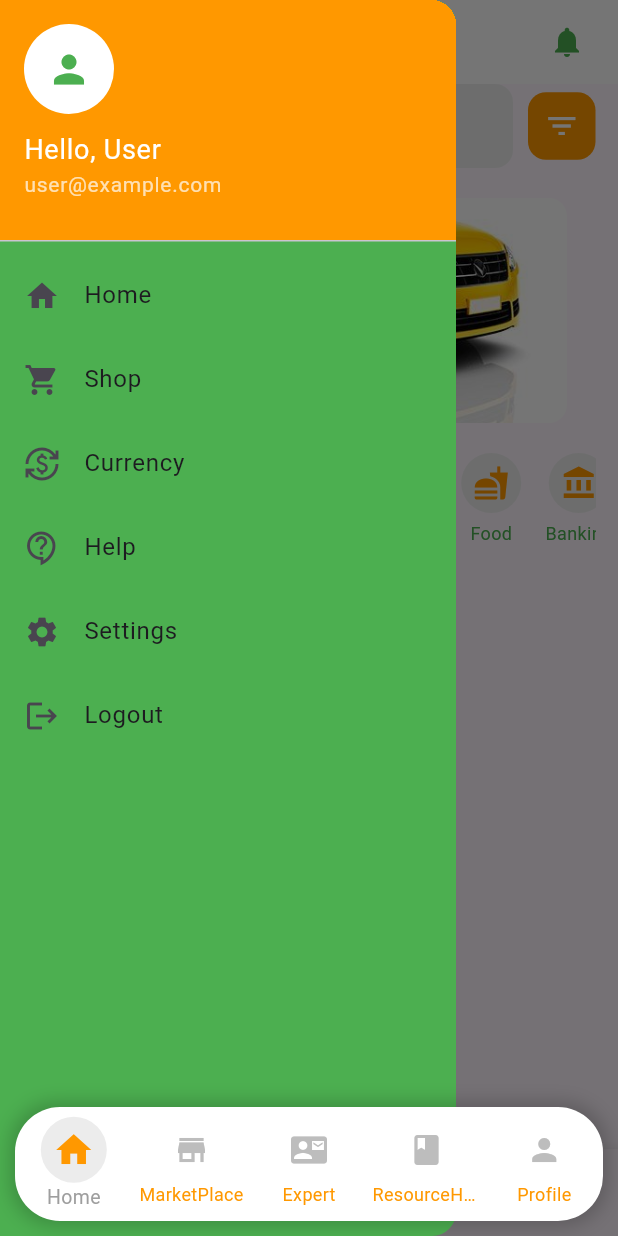
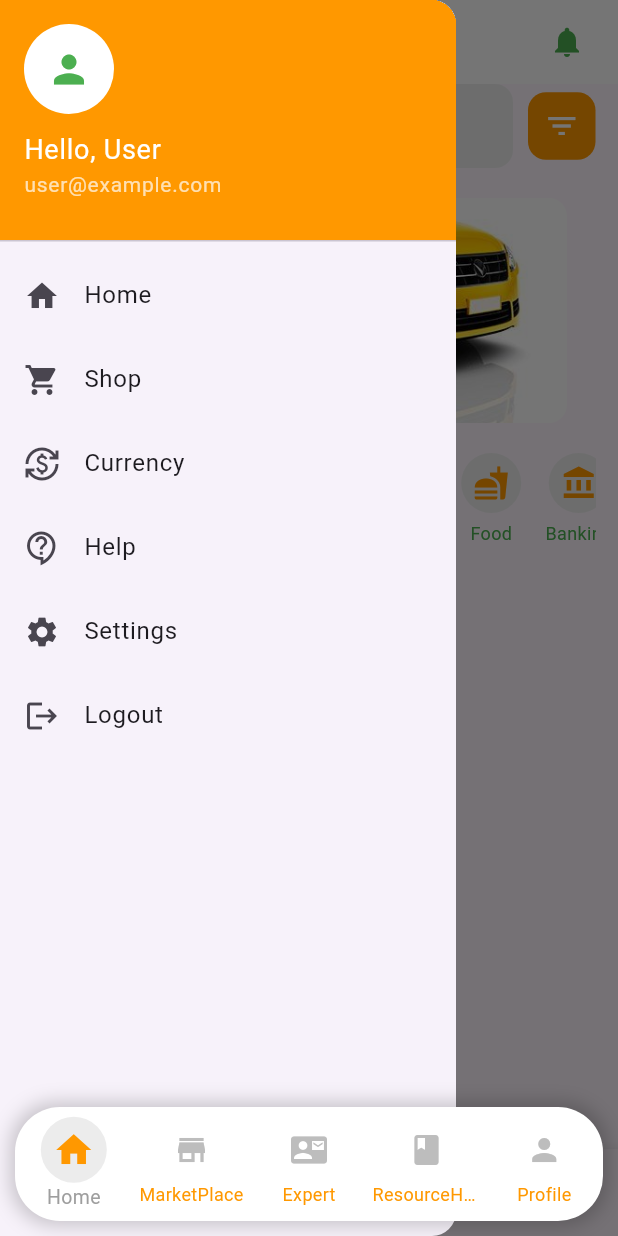
Before and after one commit to sam-zarila/super_App, a Flutter app: the screen it shows after launch, with the side drawer open, on a phone screen of 412 x 824 dp. Run offline on Flutter 3.47's test engine with Material 3 defaults, Android fonts, the phone set to English and light mode, and no system bars; drawn by our look-alikes of carousel_slider.

Commit message:
building homepage

```diff
--- a/lib/Pages/BottomNavbar.dart
+++ b/lib/Pages/BottomNavbar.dart
@@ -14,6 +14,10 @@ class _BottomnavbarState extends State<Bottomnavbar> {
 
   final List<Widget> _pages = [
     MalawiSuperAppPage(),
+     Placeholder(),
+    Placeholder(),
+    Placeholder(),
+    Placeholder(),
 
   ];
 
--- a/lib/Pages/homepage.dart
+++ b/lib/Pages/homepage.dart
@@ -48,7 +48,7 @@ class MalawiSuperAppPage extends StatelessWidget {
 
   Widget _buildDrawer() {
     return Drawer(
-      backgroundColor: Colors.green,
+
       child: ListView(
         padding: EdgeInsets.zero,
         children: [
```
